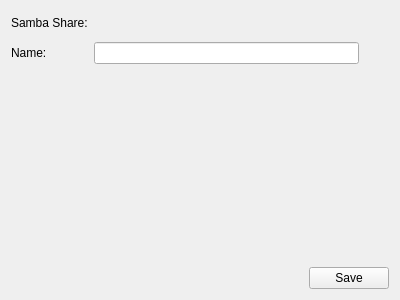
Qt form src/mount.ui (KDE/samba-mounter) before a commit.
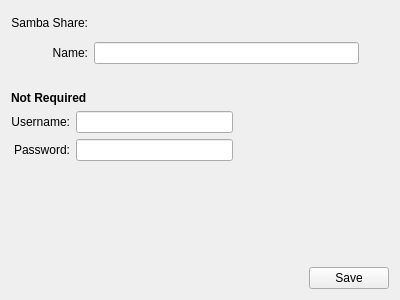
The same form after that commit. Custom widgets are drawn as their Qt base class.

Commit message: Prepare GUI for supporting username and password

```diff
--- a/src/mount.ui
+++ b/src/mount.ui
@@ -28,6 +28,9 @@
        <property name="text">
         <string>Name:</string>
        </property>
+       <property name="alignment">
+        <set>Qt::AlignRight|Qt::AlignTrailing|Qt::AlignVCenter</set>
+       </property>
       </widget>
      </item>
      <item row="1" column="2">
@@ -61,6 +64,9 @@
        <property name="text">
         <string>Samba Share:</string>
        </property>
+       <property name="alignment">
+        <set>Qt::AlignRight|Qt::AlignTrailing|Qt::AlignVCenter</set>
+       </property>
       </widget>
      </item>
      <item row="2" column="2">
@@ -83,12 +89,75 @@
       </widget>
      </item>
      <item row="2" column="1">
-      <widget class="KLineEdit" name="shareName">
-       <property name="clickMessage">
-        <string extracomment="My Files"/>
+      <widget class="QLineEdit" name="shareName"/>
+     </item>
+    </layout>
+   </item>
+   <item>
+    <widget class="QLabel" name="label_8">
+     <property name="text">
+      <string>&lt;html&gt;&lt;head/&gt;&lt;body&gt;&lt;p&gt;&lt;span style=&quot; font-weight:600;&quot;&gt;Not Required&lt;/span&gt;&lt;/p&gt;&lt;/body&gt;&lt;/html&gt;</string>
+     </property>
+    </widget>
+   </item>
+   <item>
+    <layout class="QGridLayout" name="gridLayout_2">
+     <item row="1" column="1">
+      <widget class="QLineEdit" name="password">
+       <property name="echoMode">
+        <enum>QLineEdit::Password</enum>
        </property>
       </widget>
      </item>
+     <item row="1" column="0">
+      <widget class="QLabel" name="label_4">
+       <property name="text">
+        <string>Password:</string>
+       </property>
+       <property name="alignment">
+        <set>Qt::AlignRight|Qt::AlignTrailing|Qt::AlignVCenter</set>
+       </property>
+      </widget>
+     </item>
+     <item row="0" column="0">
+      <widget class="QLabel" name="label_3">
+       <property name="text">
+        <string>Username:</string>
+       </property>
+       <property name="alignment">
+        <set>Qt::AlignRight|Qt::AlignTrailing|Qt::AlignVCenter</set>
+       </property>
+      </widget>
+     </item>
+     <item row="0" column="1">
+      <widget class="QLineEdit" name="username"/>
+     </item>
+     <item row="0" column="2">
+      <spacer name="horizontalSpacer_2">
+       <property name="orientation">
+        <enum>Qt::Horizontal</enum>
+       </property>
+       <property name="sizeHint" stdset="0">
+        <size>
+         <width>40</width>
+         <height>20</height>
+        </size>
+       </property>
+      </spacer>
+     </item>
+     <item row="1" column="2">
+      <spacer name="horizontalSpacer_3">
+       <property name="orientation">
+        <enum>Qt::Horizontal</enum>
+       </property>
+       <property name="sizeHint" stdset="0">
+        <size>
+         <width>40</width>
+         <height>20</height>
+        </size>
+       </property>
+      </spacer>
+     </item>
     </layout>
    </item>
    <item>
@@ -131,11 +200,6 @@
   </layout>
  </widget>
  <customwidgets>
-  <customwidget>
-   <class>KLineEdit</class>
-   <extends>QLineEdit</extends>
-   <header>klineedit.h</header>
-  </customwidget>
   <customwidget>
    <class>KPushButton</class>
    <extends>QPushButton</extends>
```
